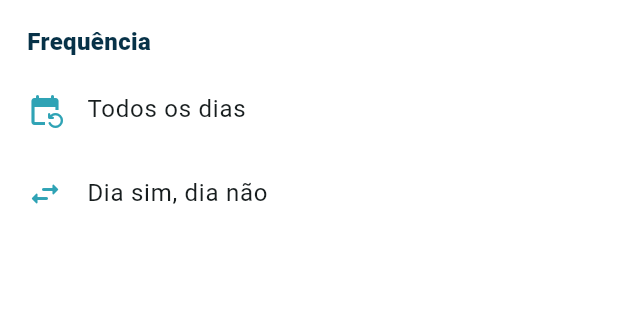
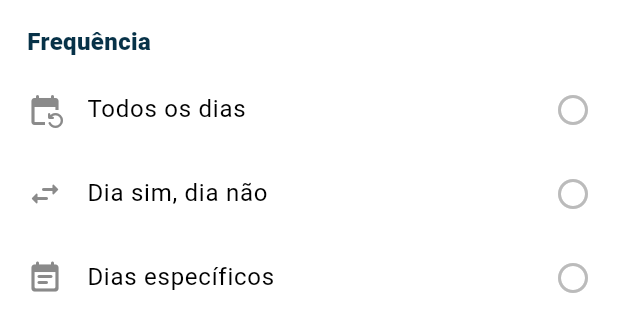
Before and after one commit to CaioOlliveira/Ello_TCC, a Flutter app: the _FrequenciaSheet widget shown alone on an empty page, opened directly with empty values, on a phone screen of 412 x 824 dp. Shown: the top 332 px of the screen. Run offline on Flutter 3.47's test engine with Material 3 defaults, Android fonts, the phone set to English and light mode, and no system bars; our stand-ins replace dio, flutter_riverpod, go_router, image_picker.

Commit message:
Corrige overflow e garante exclusividade real no seletor de frequencia
O bottom sheet de Frequencia nao usava isScrollControlled, causando
overflow ao adicionar as opcoes "Todos os dias" e "Dia sim, dia nao".
Redesenhado como uma folha com selecao tipo radio (as 3 opcoes -
diaria, dias especificos, alternada - sao mutuamente exclusivas de
verdade agora, com indicador visual). "Dias especificos" revela os
chips de dia da semana para selecao multipla com botao Aplicar.

Testado ao vivo na conta real do usuario: sem overflow, troca entre
os 3 modos substitui corretamente a selecao anterior, remocao de um
dia especifico nao afeta os demais, e o registro salva e persiste
como esperado.

Co-Authored-By: Claude Sonnet 5 <noreply@anthropic.com>

```diff
--- a/mobile/lib/features/medicamentos/presentation/medicamentos_page.dart
+++ b/mobile/lib/features/medicamentos/presentation/medicamentos_page.dart
@@ -971,6 +971,7 @@ class _MedicamentoFormView extends StatelessWidget {
     final escolhido = await showModalBottomSheet<String>(
       context: context,
       backgroundColor: Colors.white,
+      isScrollControlled: true,
       shape: const RoundedRectangleBorder(
         borderRadius: BorderRadius.vertical(top: Radius.circular(18)),
       ),
@@ -980,11 +981,12 @@ class _MedicamentoFormView extends StatelessWidget {
     if (escolhido != null) onFormatoChanged(escolhido);
   }
 
-  /// O que mostrar como chips no campo Frequência, de acordo com o tipo
-  /// selecionado ('diaria' nao mostra chip, ja que e o padrao implicito).
+  /// O que mostrar como chip no campo Frequência. As tres opcoes (diaria,
+  /// dias especificos, alternado) sao mutuamente exclusivas.
   List<String> get _frequenciaChips {
     if (frequenciaTipo == 'alternado') return const [_kDiaAlternado];
     if (frequenciaTipo == 'semanal') return diasSemana;
+    if (frequenciaTipo == 'diaria') return const [_kTodosOsDias];
     return const [];
   }
 
@@ -998,27 +1000,20 @@ class _MedicamentoFormView extends StatelessWidget {
   }
 
   Future<void> _escolherFrequencia(BuildContext context) async {
-    final diasEscolhidos =
-        frequenciaTipo == 'semanal' ? diasSemana : const <String>[];
-    final diasDisponiveis =
-        _kDiasSemana.where((dia) => !diasEscolhidos.contains(dia)).toList();
-
     final escolha = await showModalBottomSheet<_FrequenciaEscolha>(
       context: context,
       backgroundColor: Colors.white,
+      isScrollControlled: true,
       shape: const RoundedRectangleBorder(
         borderRadius: BorderRadius.vertical(top: Radius.circular(18)),
       ),
-      builder: (context) => _FrequenciaSheet(diasDisponiveis: diasDisponiveis),
-    );
-
-    if (escolha == null) return;
-
-    if (escolha.dia != null) {
-      onFrequenciaChanged('semanal', [...diasEscolhidos, escolha.dia!]);
-    } else {
-      onFrequenciaChanged(escolha.tipo, const []);
-    }
+      builder: (context) => _FrequenciaSheet(
+        tipoInicial: frequenciaTipo,
+        diasIniciais: diasSemana,
+      ),
+    );
+
+    if (escolha != null) onFrequenciaChanged(escolha.tipo, escolha.dias);
   }
 
   Future<void> _escolherHorario(BuildContext context) async {
@@ -1476,24 +1471,68 @@ class _OptionSheet extends StatelessWidget {
 }
 
 class _FrequenciaEscolha {
-  const _FrequenciaEscolha.tipo(this.tipo) : dia = null;
-  const _FrequenciaEscolha.dia(this.dia) : tipo = 'semanal';
+  const _FrequenciaEscolha({required this.tipo, required this.dias});
 
   final String tipo;
-  final String? dia;
-}
-
-class _FrequenciaSheet extends StatelessWidget {
-  const _FrequenciaSheet({required this.diasDisponiveis});
-
-  final List<String> diasDisponiveis;
+  final List<String> dias;
+}
+
+/// Bottom sheet com as 3 frequencias mutuamente exclusivas ("Todos os
+/// dias", "Dias especificos" e "Dia sim, dia nao"). Quando "Dias
+/// especificos" e escolhido, os chips de dia da semana aparecem para
+/// selecao multipla; as outras duas opcoes fecham a folha na hora, ja
+/// que nao precisam de mais nenhuma escolha.
+class _FrequenciaSheet extends StatefulWidget {
+  const _FrequenciaSheet({
+    required this.tipoInicial,
+    required this.diasIniciais,
+  });
+
+  final String tipoInicial;
+  final List<String> diasIniciais;
+
+  @override
+  State<_FrequenciaSheet> createState() => _FrequenciaSheetState();
+}
+
+class _FrequenciaSheetState extends State<_FrequenciaSheet> {
+  late String _tipo;
+  late Set<String> _dias;
+
+  @override
+  void initState() {
+    super.initState();
+    _tipo = widget.tipoInicial;
+    _dias = widget.tipoInicial == 'semanal'
+        ? widget.diasIniciais.toSet()
+        : <String>{};
+  }
+
+  void _selecionarModo(String tipo) {
+    setState(() => _tipo = tipo);
+    if (tipo != 'semanal') {
+      Navigator.of(context).pop(_FrequenciaEscolha(tipo: tipo, dias: const []));
+    }
+  }
+
+  void _confirmarDiasEspecificos() {
+    Navigator.of(context).pop(
+      _FrequenciaEscolha(tipo: 'semanal', dias: _dias.toList()),
+    );
+  }
 
   @override
   Widget build(BuildContext context) {
     return SafeArea(
       top: false,
       child: Padding(
-        padding: const EdgeInsets.fromLTRB(18, 16, 18, 8),
+        padding: EdgeInsets.fromLTRB(
+          18,
+          16,
+          18,
+          MediaQuery.viewInsetsOf(context).bottom + 16,
+        ),
+        child: SingleChildScrollView(
           child: Column(
             mainAxisSize: MainAxisSize.min,
             crossAxisAlignment: CrossAxisAlignment.start,
@@ -1507,53 +1546,104 @@ class _FrequenciaSheet extends StatelessWidget {
                 ),
               ),
               const SizedBox(height: 6),
-            ListTile(
+              _FrequenciaOpcao(
+                icon: Icons.event_repeat_rounded,
+                label: _kTodosOsDias,
+                selecionado: _tipo == 'diaria',
+                onTap: () => _selecionarModo('diaria'),
+              ),
+              _FrequenciaOpcao(
+                icon: Icons.swap_horiz_rounded,
+                label: _kDiaAlternado,
+                selecionado: _tipo == 'alternado',
+                onTap: () => _selecionarModo('alternado'),
+              ),
+              _FrequenciaOpcao(
+                icon: Icons.event_note_rounded,
+                label: 'Dias específicos',
+                selecionado: _tipo == 'semanal',
+                onTap: () => _selecionarModo('semanal'),
+              ),
+              if (_tipo == 'semanal') ...[
+                const SizedBox(height: 10),
+                Wrap(
+                  spacing: 8,
+                  runSpacing: 8,
+                  children: [
+                    for (final dia in _kDiasSemana)
+                      FilterChip(
+                        label: Text(dia),
+                        selected: _dias.contains(dia),
+                        onSelected: (selecionado) => setState(() {
+                          if (selecionado) {
+                            _dias.add(dia);
+                          } else {
+                            _dias.remove(dia);
+                          }
+                        }),
+                        selectedColor: const Color(0xFFD8F1F4),
+                        checkmarkColor: const Color(0xFF0E6F7E),
+                        labelStyle: TextStyle(
+                          color: _dias.contains(dia)
+                              ? const Color(0xFF0E6F7E)
+                              : const Color(0xFF394B52),
+                          fontWeight: FontWeight.w600,
+                        ),
+                      ),
+                  ],
+                ),
+                const SizedBox(height: 16),
+                SizedBox(
+                  width: double.infinity,
+                  height: 46,
+                  child: FilledButton(
+                    onPressed: _dias.isEmpty ? null : _confirmarDiasEspecificos,
+                    style: _primaryButtonStyle(),
+                    child: const Text('Aplicar'),
+                  ),
+                ),
+              ],
+            ],
+          ),
+        ),
+      ),
+    );
+  }
+}
+
+class _FrequenciaOpcao extends StatelessWidget {
+  const _FrequenciaOpcao({
+    required this.icon,
+    required this.label,
+    required this.selecionado,
+    required this.onTap,
+  });
+
+  final IconData icon;
+  final String label;
+  final bool selecionado;
+  final VoidCallback onTap;
+
+  @override
+  Widget build(BuildContext context) {
+    return ListTile(
       contentPadding: EdgeInsets.zero,
-              leading: const Icon(
-                Icons.event_repeat_rounded,
-                color: Color(0xFF2FA3B5),
-              ),
-              title: const Text(_kTodosOsDias),
-              onTap: () => Navigator.of(context)
-                  .pop(const _FrequenciaEscolha.tipo('diaria')),
-            ),
-            ListTile(
-              contentPadding: EdgeInsets.zero,
-              leading: const Icon(
-                Icons.swap_horiz_rounded,
-                color: Color(0xFF2FA3B5),
-              ),
-              title: const Text(_kDiaAlternado),
-              onTap: () => Navigator.of(context)
-                  .pop(const _FrequenciaEscolha.tipo('alternado')),
-            ),
-            if (diasDisponiveis.isNotEmpty) ...[
-              const Padding(
-                padding: EdgeInsets.symmetric(vertical: 4),
-                child: Divider(height: 1),
-              ),
-              const Padding(
-                padding: EdgeInsets.only(top: 4, bottom: 2),
-                child: Text(
-                  'Ou dias específicos',
+      leading: Icon(
+        icon,
+        color: selecionado ? const Color(0xFF0E6F7E) : const Color(0xFF8A8A8A),
+      ),
+      title: Text(
+        label,
         style: TextStyle(
-                    color: Color(0xFF8A8A8A),
-                    fontSize: 12,
-                    fontWeight: FontWeight.w600,
-                  ),
-                ),
-              ),
-              for (final dia in diasDisponiveis)
-                ListTile(
-                  contentPadding: EdgeInsets.zero,
-                  title: Text(dia),
-                  onTap: () =>
-                      Navigator.of(context).pop(_FrequenciaEscolha.dia(dia)),
-                ),
-            ],
-          ],
-        ),
-      ),
+          color: selecionado ? const Color(0xFF0E6F7E) : Colors.black,
+          fontWeight: selecionado ? FontWeight.w700 : FontWeight.w400,
+        ),
+      ),
+      trailing: Icon(
+        selecionado ? Icons.radio_button_checked : Icons.radio_button_off,
+        color: selecionado ? const Color(0xFF0E6F7E) : const Color(0xFFBBBBBB),
+      ),
+      onTap: onTap,
     );
   }
 }
```
Lines whose indentation alone changed are shown as unchanged.
